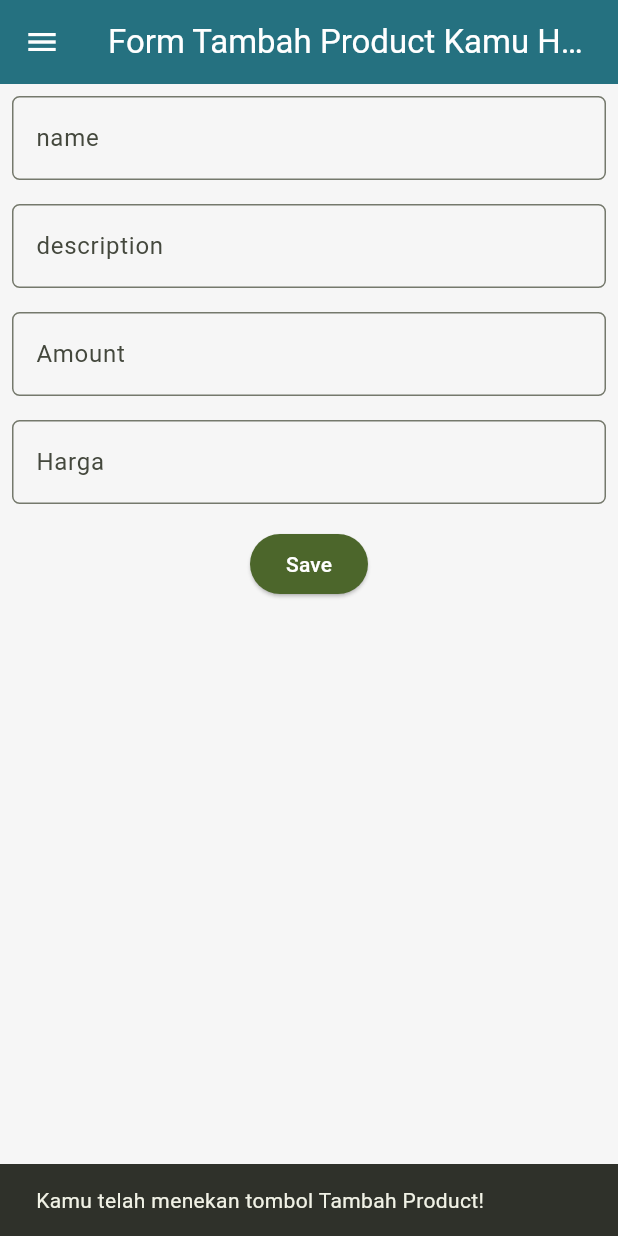
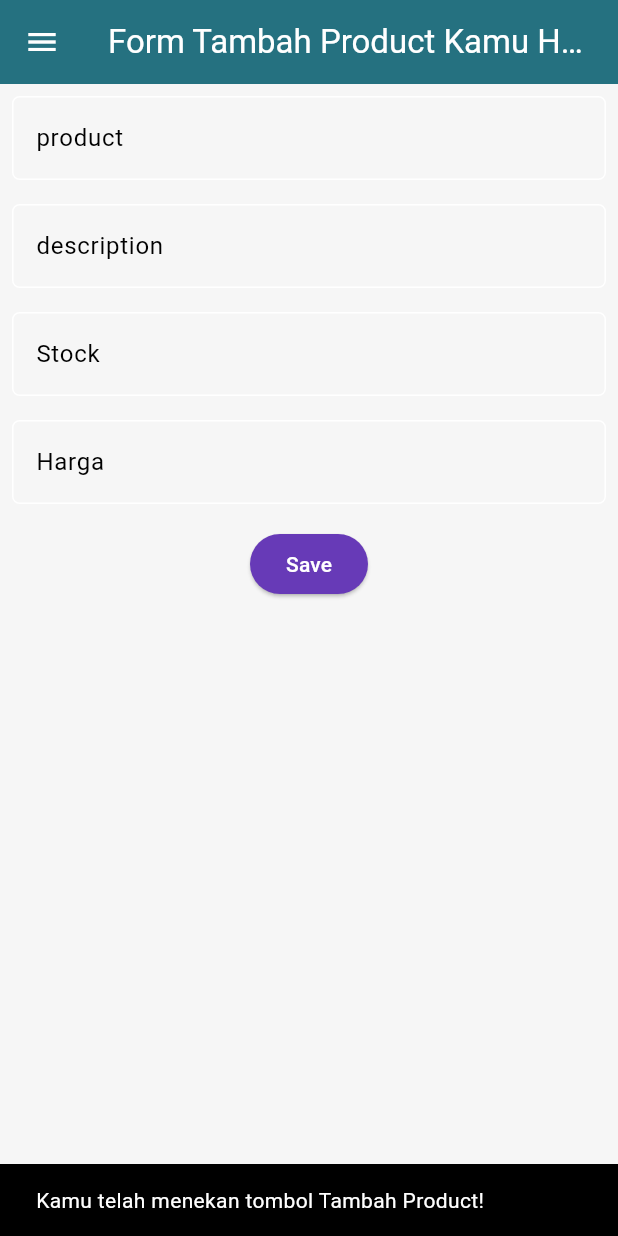
Before and after one commit to lillyskyy/my_vintage_choice_mobile, a Flutter app: the MyHomePage screen opened directly, after a tap on "Tambah Product", on a phone screen of 412 x 824 dp. Run offline on Flutter 3.47's test engine with Material 3 defaults, Android fonts, the light colour scheme and no system bars; missing offline and left inert: pbp_django_auth.

Commit message:
tinggal warna

```diff
--- /dev/null
+++ b/my_vintage_choice/devtools_options.yaml
@@ -0,0 +1,3 @@
+description: This file stores settings for Dart & Flutter DevTools.
+documentation: https://docs.flutter.dev/tools/devtools/extensions#configure-extension-enablement-states
+extensions:
--- a/my_vintage_choice/lib/screens/productentry_form.dart
+++ b/my_vintage_choice/lib/screens/productentry_form.dart
@@ -1,23 +1,29 @@
+import 'dart:convert';
+
 import 'package:flutter/material.dart';
+import 'package:my_vintage_choice/screens/menu.dart';
 // Impor drawer yang sudah dibuat sebelumnya
 import 'package:my_vintage_choice/widgets/left_drawer.dart';
+import 'package:pbp_django_auth/pbp_django_auth.dart';
+import 'package:provider/provider.dart';
 
-class ProductEntryFormPage extends StatefulWidget {
-  const ProductEntryFormPage({super.key});
+class AdditionalEntryFormPage extends StatefulWidget {
+  const AdditionalEntryFormPage({super.key});
 
   @override
-  State<ProductEntryFormPage> createState() => _ProductEntryFormPageState();
+  State<AdditionalEntryFormPage> createState() => _AdditionalEntryFormPageState();
 }
 
-class _ProductEntryFormPageState extends State<ProductEntryFormPage> {
+class _AdditionalEntryFormPageState extends State<AdditionalEntryFormPage> {
   final _formKey = GlobalKey<FormState>();
-  String _name = "";
+  String _product = "";
   String _description = "";
-  int _amount = 0;
+  int _stock = 0;
   int _price = 0;
 
   @override
   Widget build(BuildContext context) {
+    final request = context.watch<CookieRequest>();
     return Scaffold(
       backgroundColor: const Color(0xFFF6F6F6),
       appBar: AppBar(
@@ -41,23 +47,23 @@
                 padding: const EdgeInsets.all(8.0),
                 child: TextFormField(
                   decoration: InputDecoration(
-                    hintText: "name",
-                    labelText: "name",
+                    hintText: "product",
+                    labelText: "product",
                     border: OutlineInputBorder(
                       borderRadius: BorderRadius.circular(5.0),
                     ),
                   ),
                   onChanged: (String? value) {
                     setState(() {
-                      _name = value!;
+                      _product = value!;
                     });
                   },
                   validator: (String? value) {
                     if (value == null || value.isEmpty) {
-                      return "Name tidak boleh kosong!";
+                      return "Product tidak boleh kosong!";
                     }
                     if (value.length < 3) {
-                      return "Name minimal 3 karakter!";
+                      return "Product minimal 3 karakter!";
                     }
                     return null;
                   },
@@ -93,26 +99,26 @@
                 padding: const EdgeInsets.all(8.0),
                 child: TextFormField(
                   decoration: InputDecoration(
-                    hintText: "Amount",
-                    labelText: "Amount",
+                    hintText: "Stock",
+                    labelText: "Stock",
                     border: OutlineInputBorder(
                       borderRadius: BorderRadius.circular(5.0),
                     ),
                   ),
                   onChanged: (String? value) {
                     setState(() {
-                      _amount = int.tryParse(value!) ?? 0;
+                      _stock = int.tryParse(value!) ?? 0;
                     });
                   },
                   validator: (String? value) {
                     if (value == null || value.isEmpty) {
-                      return "Amount tidak boleh kosong!";
+                      return "Stock tidak boleh kosong!";
                     }
                     if (int.tryParse(value) == null) {
-                      return "Amount harus berupa angka!";
+                      return "Stock harus berupa angka!";
                     }
                     if (int.parse(value) <= 0) {
-                      return "Amount harus lebih dari 0!";
+                      return "Stock harus lebih dari 0!";
                     }
                     return null;
                   },
@@ -157,37 +163,39 @@
                       backgroundColor: MaterialStateProperty.all(
                           Theme.of(context).colorScheme.primary),
                     ),
-                    onPressed: () {
-                      if (_formKey.currentState!.validate()) {
-                        showDialog(
-                          context: context,
-                          builder: (context) {
-                            return AlertDialog(
-                              title: const Text('Product berhasil tersimpan'),
-                              content: SingleChildScrollView(
-                                child: Column(
-                                  crossAxisAlignment: CrossAxisAlignment.start,
-                                  children: [
-                                    Text('Name: $_name'),
-                                    Text('Description: $_description'),
-                                    Text('Amount: $_amount'),
-                                    Text('Price: $_price'),
-                                  ],
-                                ),
-                              ),
-                              actions: [
-                                TextButton(
-                                  child: const Text('OK'),
-                                  onPressed: () {
-                                    Navigator.pop(context);
-                                    _formKey.currentState!.reset();
-                                  },
-                                ),
-                              ],
+                    onPressed: () async {
+                        if (_formKey.currentState!.validate()) {
+                            // Kirim ke Django dan tunggu respons
+                            // TODO: Ganti URL dan jangan lupa tambahkan trailing slash (/) di akhir URL!
+                            final response = await request.postJson(
+                                "http://127.0.0.1:8000/create-flutter/",
+                                jsonEncode(<String, String>{
+                                    'product': _product,
+                                    'description': _description,
+                                    'stock': _stock.toString(),
+                                    'price': _price.toString(),
+                                // TODO: Sesuaikan field data sesuai dengan aplikasimu
+                                }),
                             );
-                          },
-                        );
-                      }
+                            if (context.mounted) {
+                                if (response['status'] == 'success') {
+                                    ScaffoldMessenger.of(context)
+                                        .showSnackBar(const SnackBar(
+                                    content: Text("Mood baru berhasil disimpan!"),
+                                    ));
+                                    Navigator.pushReplacement(
+                                        context,
+                                        MaterialPageRoute(builder: (context) => MyHomePage()),
+                                    );
+                                } else {
+                                    ScaffoldMessenger.of(context)
+                                        .showSnackBar(const SnackBar(
+                                        content:
+                                            Text("Terdapat kesalahan, silakan coba lagi."),
+                                    ));
+                                }
+                            }
+                        }
                     },
                     child: const Text(
                       "Save",
--- a/my_vintage_choice/lib/widgets/left_drawer.dart
+++ b/my_vintage_choice/lib/widgets/left_drawer.dart
@@ -1,4 +1,5 @@
 import 'package:flutter/material.dart';
+import 'package:my_vintage_choice/screens/list_productentry.dart';
 import 'package:my_vintage_choice/screens/menu.dart';
 import 'package:my_vintage_choice/screens/productentry_form.dart';
 
@@ -53,15 +54,26 @@
             ListTile(
               leading: const Icon(Icons.add_shopping_cart),
               title: const Text('Tambah Product'),
-              // Bagian redirection ke MoodEntryFormPage
+
               onTap: () {
                 Navigator.pushReplacement(
                     context,
                     MaterialPageRoute(
-                      builder: (context) => const ProductEntryFormPage(),
+                      builder: (context) => const AdditionalEntryFormPage(),
                     ));
               },
             ),
+            ListTile(
+              leading: const Icon(Icons.add_reaction_rounded),
+              title: const Text('Daftar Product'),
+              onTap: () {
+
+                  Navigator.push(
+                      context,
+                      MaterialPageRoute(builder: (context) => const AdditionalEntryPage()),
+                  );
+              },
+          ),
         ],
       ),
     );
--- a/my_vintage_choice/lib/widgets/product_card.dart
+++ b/my_vintage_choice/lib/widgets/product_card.dart
@@ -1,5 +1,9 @@
 import 'package:flutter/material.dart';
+import 'package:my_vintage_choice/screens/list_productentry.dart';
+import 'package:my_vintage_choice/screens/login.dart';
 import 'package:my_vintage_choice/screens/productentry_form.dart';
+import 'package:pbp_django_auth/pbp_django_auth.dart';
+import 'package:provider/provider.dart';
 
 class ItemCard extends StatelessWidget {
   // Menampilkan kartu dengan ikon dan nama.
@@ -10,6 +14,7 @@
 
   @override
   Widget build(BuildContext context) {
+     final request = context.watch<CookieRequest>();
     return Material(
       // Menentukan warna latar belakang dari tema aplikasi.
       color: item.color,
@@ -18,7 +23,7 @@
 
       child: InkWell(
         // Aksi ketika kartu ditekan.
-        onTap: () {
+        onTap: () async {
           // Menampilkan pesan SnackBar saat kartu ditekan.
           ScaffoldMessenger.of(context)
             ..hideCurrentSnackBar()
@@ -28,8 +33,40 @@
           // Add navigation logic
           if (item.name == "Tambah Product") {
               Navigator.push(context,
-                  MaterialPageRoute(builder: (context) => const ProductEntryFormPage()));
+                  MaterialPageRoute(builder: (context) => const AdditionalEntryFormPage()));
           }
+          else if (item.name == "Lihat Product") {
+              Navigator.push(context,
+                  MaterialPageRoute(
+                      builder: (context) => const AdditionalEntryPage()
+                  ),
+              );
+          }
+          else if (item.name == "Logout") {
+            final response = await request.logout(
+                // TODO: Ganti URL dan jangan lupa tambahkan trailing slash (/) di akhir URL!
+                "http://127.0.0.1:8000/auth/logout/");
+            String message = response["message"];
+            if (context.mounted) {
+                if (response['status']) {
+                    String uname = response["username"];
+                    ScaffoldMessenger.of(context).showSnackBar(SnackBar(
+                        content: Text("$message Sampai jumpa, $uname."),
+                    ));
+                    Navigator.pushReplacement(
+                        context,
+                        MaterialPageRoute(builder: (context) => const LoginPage()),
+                    );
+                } else {
+                    ScaffoldMessenger.of(context).showSnackBar(
+                        SnackBar(
+                            content: Text(message),
+                        ),
+                    );
+                }
+            }
+        }
+
         },
         // Container untuk menyimpan Icon dan Text
         child: Container(
--- a/my_vintage_choice/pubspec.yaml
+++ b/my_vintage_choice/pubspec.yaml
@@ -35,6 +35,9 @@
   # The following adds the Cupertino Icons font to your application.
   # Use with the CupertinoIcons class for iOS style icons.
   cupertino_icons: ^1.0.8
+  provider: ^6.1.2
+  pbp_django_auth: ^0.4.0
+  http: ^1.2.2
 
 dev_dependencies:
   flutter_test:
```
Also changed, not shown: my_vintage_choice/lib/main.dart (+19 -25 lines), my_vintage_choice/lib/models/product_entry.dart (added, +69 -0 lines), my_vintage_choice/lib/screens/list_productentry.dart (added, +92 -0 lines), my_vintage_choice/lib/screens/login.dart (added, +181 -0 lines), my_vintage_choice/lib/screens/register.dart (added, +166 -0 lines), my_vintage_choice/pubspec.lock, 2 other files.
